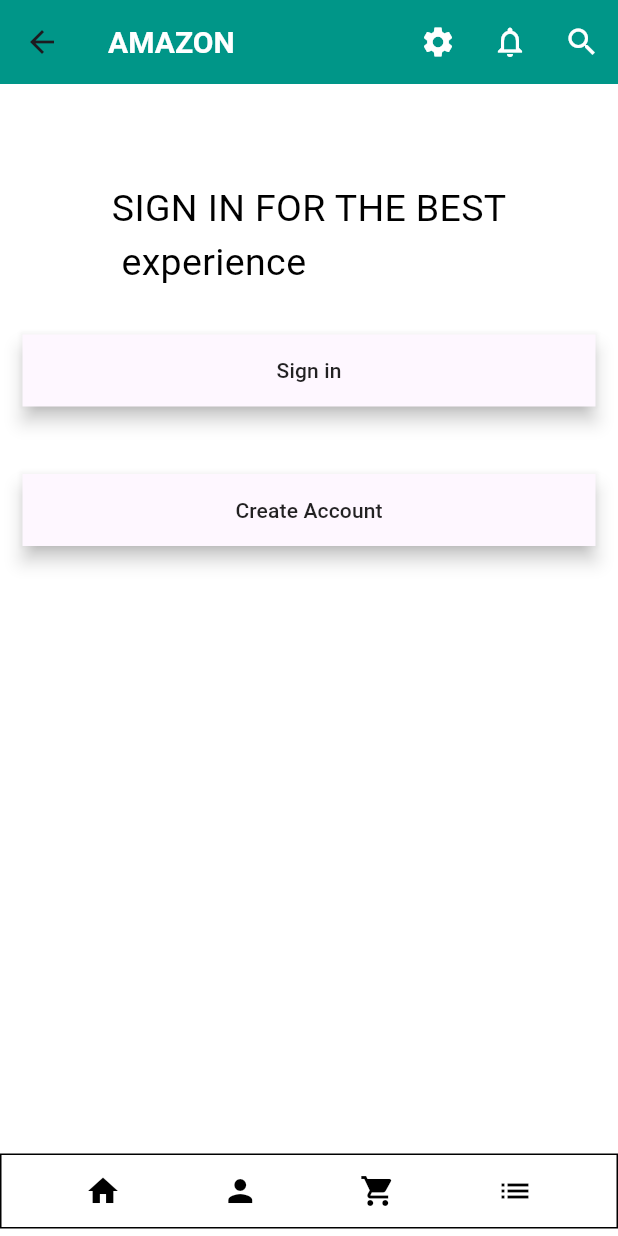
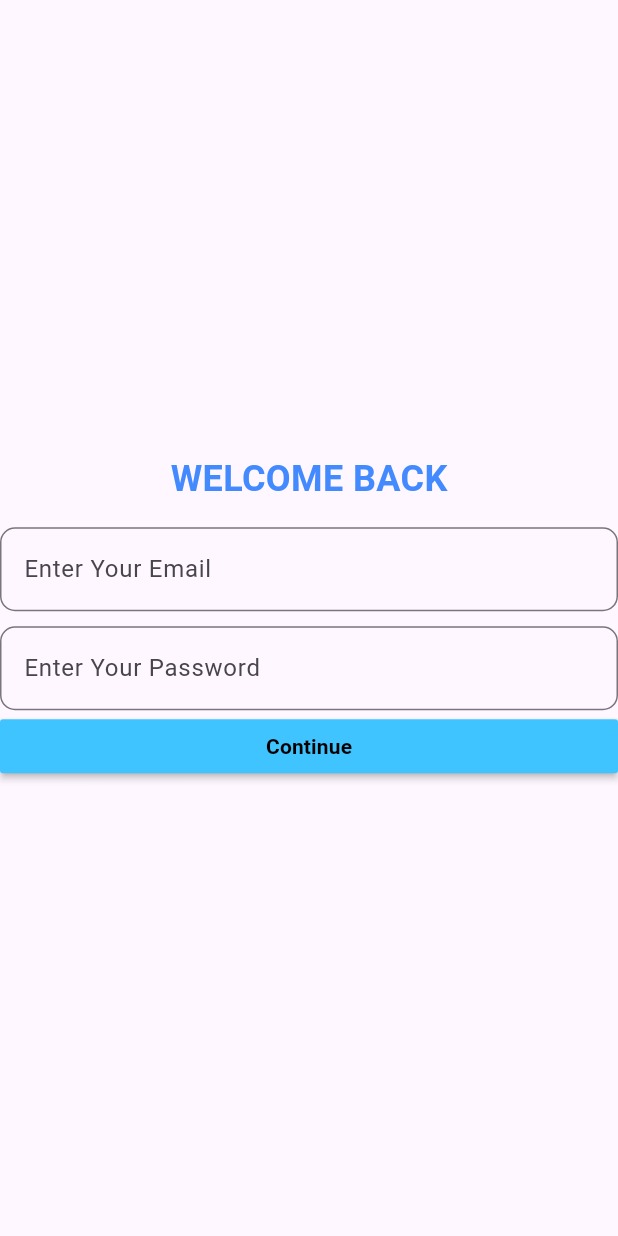
Before and after one commit to ezedin130/amazon, a Flutter app: the AccountScreen screen opened by its route, item 2 of the bottom bar chosen, after a tap on "Sign in", on a phone screen of 412 x 824 dp. Run offline on Flutter 3.47's test engine with Material 3 defaults, Android fonts, the phone set to English and light mode, and no system bars; drawn by our look-alikes of animated_text_kit; our stand-ins replace device_preview, firebase_core; accounts and stored records are empty.

Commit message:
modified:   analysis_options.yaml 	modified:   android/app/build.gradle 	new file:   android/app/google-services.json 	modified:   android/build.gradle 	modified:   android/settings.gradle 	new file:   firebase.json 	new file:   lib/Constants.dart 	modified:   lib/Screens/AccountScreen.dart 	new file:   lib/Screens/LoginScreen.dart 	new file:   lib/Screens/RegisterScreen.dart 	new file:   lib/firebase_options.dart 	modified:   lib/main.dart 	modified:   macos/Flutter/GeneratedPluginRegistrant.swift 	modified:   pubspec.lock 	modified:   pubspec.yaml 	modified:   windows/flutter/generated_plugin_registrant.cc 	modified:   windows/flutter/generated_plugins.cmake

```diff
--- a/analysis_options.yaml
+++ b/analysis_options.yaml
@@ -10,6 +10,7 @@
 analyzer:
   errors:
     unused_import: ignore
+    file_names: ignore
 include: package:flutter_lints/flutter.yaml
 
 linter:
--- /dev/null
+++ b/lib/Constants.dart
@@ -0,0 +1,8 @@
+import 'package:flutter/material.dart';
+
+var ktextFieldDecoration = InputDecoration(
+                hintText: 'INSERT EMAIL HERE',
+                border: OutlineInputBorder(
+                  borderRadius: BorderRadius.circular(10),
+                ),
+              );
--- /dev/null
+++ b/lib/Screens/LoginScreen.dart
@@ -0,0 +1,61 @@
+// ignore_for_file: prefer_const_constructors, prefer_const_literals_to_create_immutables
+
+import 'package:amazon/Constants.dart';
+import 'package:flutter/material.dart';
+
+class LoginScreen extends StatelessWidget {
+  static const id = 'login';
+  const LoginScreen({super.key});
+
+  @override
+  Widget build(BuildContext context) {
+    final formKey = GlobalKey<FormState>();
+    return Scaffold(
+      body: Form(
+        key: formKey,
+        child: Column(
+          mainAxisAlignment: MainAxisAlignment.center,
+          crossAxisAlignment: CrossAxisAlignment.stretch,
+          children: [
+            Center(
+              child: Text(
+                'WELCOME BACK',
+                style: TextStyle(
+                    fontSize: 24.0,
+                    fontWeight: FontWeight.bold,
+                    color: Colors.blueAccent),
+              ),
+            ),
+            SizedBox(
+              height: 15.0,
+            ),
+            TextField(
+              //check if the password match in the firebase
+              decoration:
+                  ktextFieldDecoration.copyWith(hintText: 'Enter Your Email'),
+            ),
+            SizedBox(
+              height: 10.0,
+            ),
+            TextField(
+              //check if the password match in the firebase for the particular email
+              decoration:
+                  ktextFieldDecoration.copyWith(hintText: 'Enter Your Password'),
+            ),
+            MaterialButton(
+              color: Colors.lightBlueAccent,
+              onPressed: () {
+                 //onpressed it should go to homescreen but only after checking requirements of the text field
+              },
+              child: Text(
+                'Continue',
+                style:
+                    TextStyle(fontWeight: FontWeight.bold, color: Colors.black),
+              ),
+            )
+          ],
+        ),
+      ),
+    );
+  }
+}
--- a/pubspec.yaml
+++ b/pubspec.yaml
@@ -38,6 +38,7 @@ dependencies:
   http: ^1.2.2
   device_preview: ^1.2.0
   animated_text_kit: ^4.2.2
+  firebase_core: ^3.8.0
 
 dev_dependencies:
   flutter_test:
```
Also changed, not shown: lib/Screens/AccountScreen.dart (+8 -2 lines), lib/Screens/RegisterScreen.dart (added, +133 -0 lines), lib/main.dart (+11 -1 lines), firebase.json (added), lib/firebase_options.dart (added), pubspec.lock, 7 other files.
